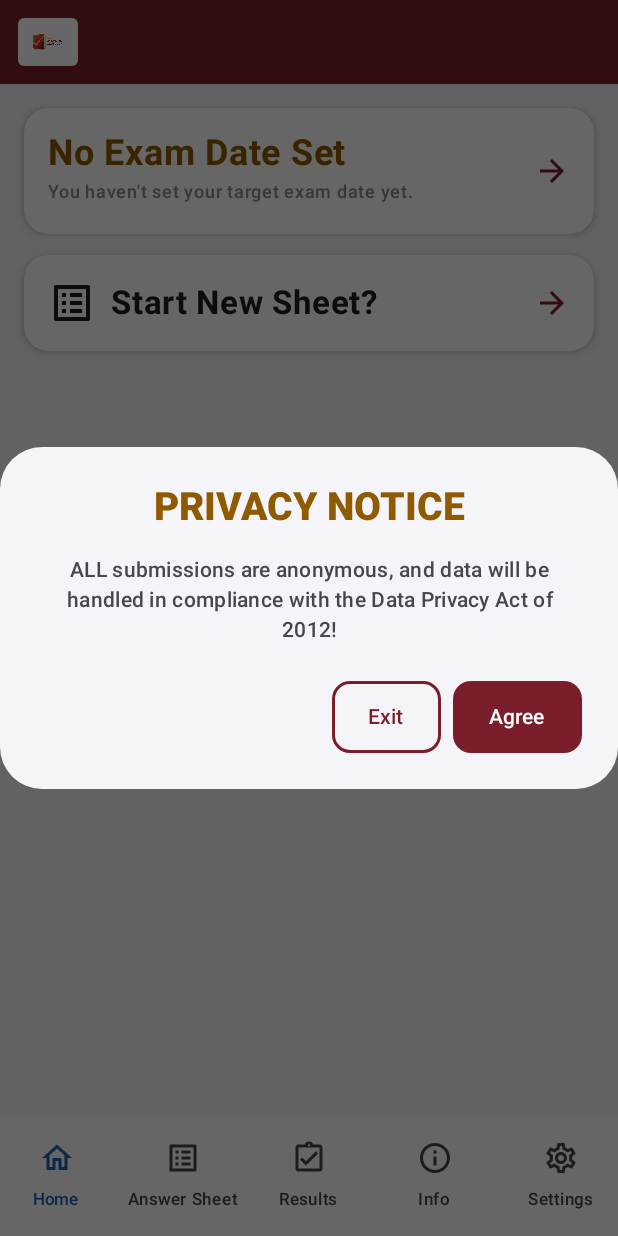
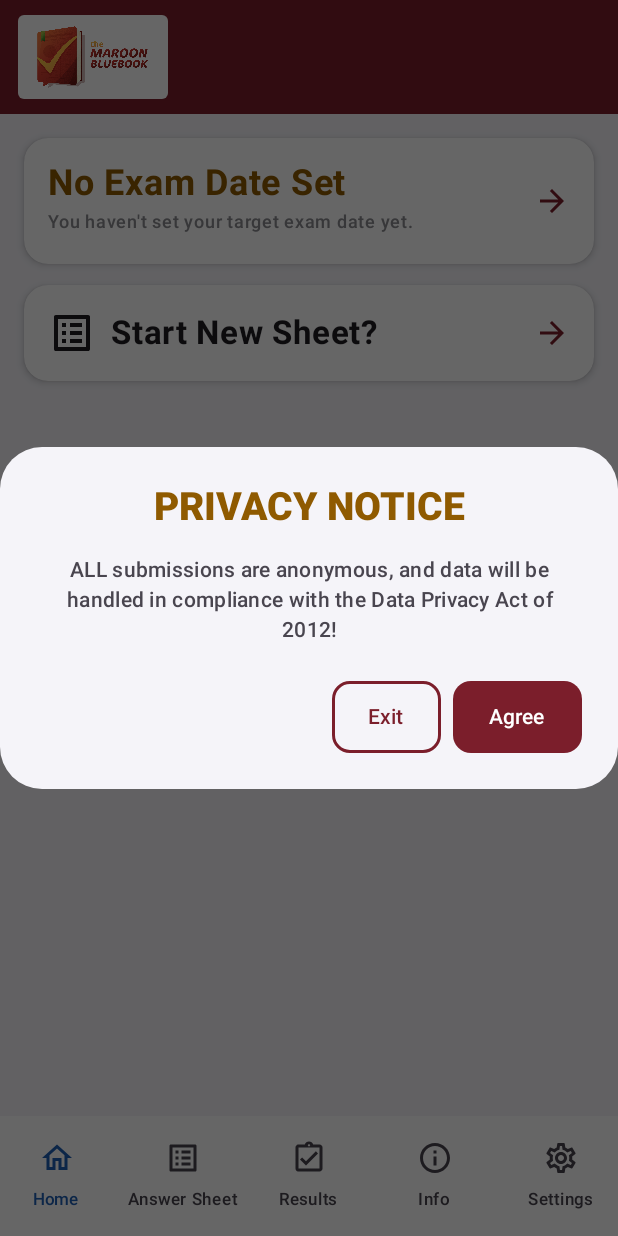
Before and after one commit to wakabakawa/bluebook-companion-fe, an Android app built with Jetpack Compose: the screen it shows after launch (MainActivity), on a phone screen of 412 x 824 dp. Run offline under Robolectric (Android 15) with nearby library versions, the phone set to English and light mode, and no system bars; libraries missing offline, so code that uses them is left out: io.github.jan.supabase.

Commit message:
Fix tiny-looking logos: crop transparent padding, bump sizes
Both source PNGs had huge transparent margins baked into their
canvas (e.g. the bluebook logo's actual content filled only ~45% of
its square canvas height), so any height set on the Image rendered
the real logo much smaller than intended. Crops both to their real
content bounds with a small margin, then sizes them up: splash logo
64dp->140dp, top bar logo 24dp->44dp (bar itself 56dp->76dp to fit).

```diff
--- a/app/src/main/java/com/achievo/bluebook/ui/components/Components.kt
+++ b/app/src/main/java/com/achievo/bluebook/ui/components/Components.kt
@@ -80,14 +80,14 @@ fun BluebookTopBar(
     onAction: (() -> Unit)? = null
 ) {
     Row(
-        Modifier.fillMaxWidth().background(Maroon).height(56.dp).padding(horizontal = 12.dp),
+        Modifier.fillMaxWidth().background(Maroon).height(76.dp).padding(horizontal = 12.dp, vertical = 10.dp),
         verticalAlignment = Alignment.CenterVertically
     ) {
-        Box(Modifier.clip(RoundedCornerShape(4.dp)).background(Color.White).padding(horizontal = 8.dp, vertical = 4.dp)) {
+        Box(Modifier.clip(RoundedCornerShape(4.dp)).background(Color.White).padding(horizontal = 10.dp, vertical = 6.dp)) {
             Image(
                 painter = painterResource(R.drawable.logo_maroon_bluebook),
                 contentDescription = "The Maroon Bluebook",
-                modifier = Modifier.height(24.dp)
+                modifier = Modifier.height(44.dp)
             )
         }
         Spacer(Modifier.weight(1f))
--- a/app/src/main/java/com/achievo/bluebook/ui/screens/SplashScreen.kt
+++ b/app/src/main/java/com/achievo/bluebook/ui/screens/SplashScreen.kt
@@ -22,11 +22,14 @@ fun SplashScreen(onDone: () -> Unit) {
         delay(1000); onDone()
     }
     Box(Modifier.fillMaxSize().background(Maroon), contentAlignment = Alignment.Center) {
-        Box(Modifier.fillMaxWidth().background(Color(0xFFF8F7F5)).padding(vertical = 36.dp), contentAlignment = Alignment.Center) {
+        Box(
+            Modifier.fillMaxWidth().background(Color(0xFFF8F7F5)).padding(horizontal = 32.dp, vertical = 56.dp),
+            contentAlignment = Alignment.Center
+        ) {
             Image(
                 painter = painterResource(if (step == 0) R.drawable.logo_achievo else R.drawable.logo_maroon_bluebook),
                 contentDescription = if (step == 0) "Achievo Institute" else "The Maroon Bluebook",
-                modifier = Modifier.height(64.dp)
+                modifier = Modifier.height(140.dp)
             )
         }
     }
```
Also changed, not shown: app/src/main/res/drawable/logo_achievo.png, app/src/main/res/drawable/logo_maroon_bluebook.png.
